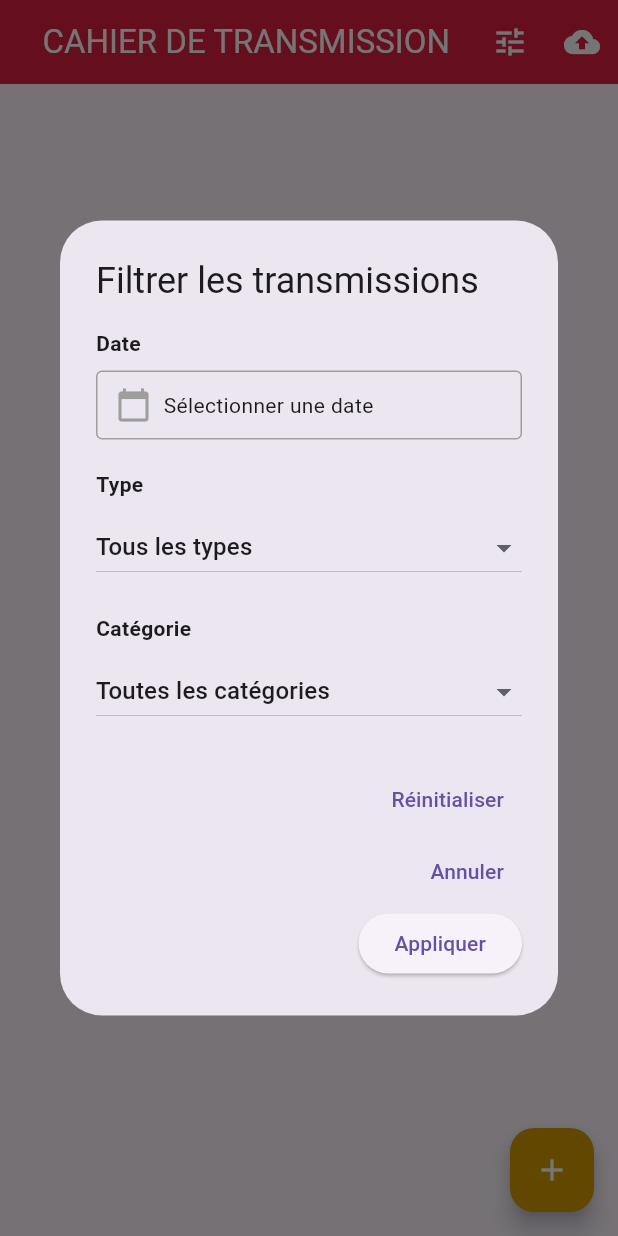
After one commit to Cedrick-Coder/cahierDeTransmission, a Flutter app: the screen it shows after launch, after a tap on the "tune" icon, on a phone screen of 412 x 824 dp. The commit adds this screen. Run offline on Flutter 3.47's test engine with Material 3 defaults, Android fonts, the phone set to English and light mode, and no system bars; our stand-ins replace sqflite; accounts and stored records are empty.

Commit message:
ajout du classe filtrage et du bouton filtrer dans le front

```diff
--- a/front_end/lib/ecrans/homescreens.dart
+++ b/front_end/lib/ecrans/homescreens.dart
@@ -2,6 +2,7 @@
 
 import 'package:flutter/material.dart';
 import 'package:front_end/services/transmission_repository.dart';
+import 'package:front_end/widgets/transmission_filter_dialog.dart';
 import '../modeleDEClasse/transmission.dart';
 import 'form_screen.dart';
 import '../widgets/_afficherDetails.dart';
@@ -17,7 +18,13 @@ class HomeScreen extends StatefulWidget {
 class _HomeScreenState extends State<HomeScreen> {
   final TransmissionRepository repository = TransmissionRepository();
   List<Transmission> transmissions = [];
+  List<Transmission> filteredTransmissions = [];
   bool isSyncing = false;
+
+  // Variables pour stocker les filtres actifs
+  DateTime? filterDate;
+  String? filterType;
+  String? filterCategory;
 
   @override
   void initState() {
@@ -30,7 +37,36 @@ class _HomeScreenState extends State<HomeScreen> {
     if (!mounted) return;
     setState(() {
       transmissions = data;
+      _applyFilters();
     });
+  }
+
+  /// Applique les filtres actuels aux transmissions
+  void _applyFilters() {
+    filteredTransmissions = TransmissionFilterDialog.filterTransmissions(
+      transmissions,
+      filterDate: filterDate,
+      filterType: filterType,
+      filterCategory: filterCategory,
+    );
+  }
+
+  /// Ouvre le dialogue de filtrage
+  Future<void> _openFilterDialog() async {
+    final result = await TransmissionFilterDialog(context: context).show(
+      filterDate,
+      filterType,
+      filterCategory,
+    );
+
+    if (result != null) {
+      setState(() {
+        filterDate = result['date'];
+        filterType = result['type'];
+        filterCategory = result['category'];
+        _applyFilters();
+      });
+    }
   }
 
   void _afficherDetails(Transmission item) {
@@ -177,9 +213,10 @@ class _HomeScreenState extends State<HomeScreen> {
   Widget build(BuildContext context) {
 
     return TransmissionScaffold(
-      transmissions: transmissions,
+      transmissions: filteredTransmissions,
       onSync: _syncAll,
       onAdd: _ajouterTransmission,
+      onFilter: _openFilterDialog,
       onDelete: _deleteTransmission,
       onShowDetails: _afficherDetails,
       onToggleStatus: _toggleTransmissionStatus,
--- /dev/null
+++ b/front_end/lib/widgets/transmission_filter_dialog.dart
@@ -0,0 +1,269 @@
+import 'package:flutter/material.dart';
+import '../modeleDEClasse/transmission.dart';
+
+class TransmissionFilterDialog {
+  final BuildContext context;
+  DateTime? selectedDate;
+  String? selectedType;
+  String? selectedCategory;
+
+  TransmissionFilterDialog({required this.context});
+
+  /// Affiche le dialogue de filtrage et retourne les filtres appliqués
+  Future<Map<String, dynamic>?> show(
+    DateTime? initialDate,
+    String? initialType,
+    String? initialCategory,
+  ) async {
+    selectedDate = initialDate;
+    selectedType = initialType;
+    selectedCategory = initialCategory;
+
+    return await showDialog<Map<String, dynamic>?>(
+      context: context,
+      barrierDismissible: true,
+      builder: (context) => _FilterDialogContent(
+        onDateChanged: (date) => selectedDate = date,
+        onTypeChanged: (type) => selectedType = type,
+        onCategoryChanged: (category) => selectedCategory = category,
+        initialDate: selectedDate,
+        initialType: selectedType,
+        initialCategory: selectedCategory,
+      ),
+    );
+  }
+
+  /// Filtre une liste de transmissions selon les critères
+  static List<Transmission> filterTransmissions(
+    List<Transmission> transmissions, {
+    DateTime? filterDate,
+    String? filterType,
+    String? filterCategory,
+  }) {
+    return transmissions.where((transmission) {
+      // Filtre par date (comparaison du jour)
+      if (filterDate != null) {
+        final transmissionDate = DateTime(
+          transmission.date.year,
+          transmission.date.month,
+          transmission.date.day,
+        );
+        final filterDateOnly = DateTime(
+          filterDate.year,
+          filterDate.month,
+          filterDate.day,
+        );
+        if (transmissionDate != filterDateOnly) return false;
+      }
+
+      // Filtre par type (interne/externe)
+      if (filterType != null && transmission.provenance != filterType) {
+        return false;
+      }
+
+      // Filtre par catégorie (prêt/déposition)
+      if (filterCategory != null && transmission.type != filterCategory) {
+        return false;
+      }
+
+      return true;
+    }).toList();
+  }
+}
+
+class _FilterDialogContent extends StatefulWidget {
+  final Function(DateTime?) onDateChanged;
+  final Function(String?) onTypeChanged;
+  final Function(String?) onCategoryChanged;
+  final DateTime? initialDate;
+  final String? initialType;
+  final String? initialCategory;
+
+  const _FilterDialogContent({
+    required this.onDateChanged,
+    required this.onTypeChanged,
+    required this.onCategoryChanged,
+    this.initialDate,
+    this.initialType,
+    this.initialCategory,
+  });
+
+  @override
+  State<_FilterDialogContent> createState() => _FilterDialogContentState();
+}
+
+class _FilterDialogContentState extends State<_FilterDialogContent> {
+  late DateTime? selectedDate;
+  late String? selectedType;
+  late String? selectedCategory;
+
+  @override
+  void initState() {
+    super.initState();
+    selectedDate = widget.initialDate;
+    selectedType = widget.initialType;
+    selectedCategory = widget.initialCategory;
+  }
+
+  Future<void> _pickDate() async {
+    final picked = await showDatePicker(
+      context: context,
+      initialDate: selectedDate ?? DateTime.now(),
+      firstDate: DateTime(2020),
+      lastDate: DateTime.now(),
+    );
+    if (picked != null) {
+      setState(() {
+        selectedDate = picked;
+        widget.onDateChanged(picked);
+      });
+    }
+  }
+
+  void _clearFilters() {
+    setState(() {
+      selectedDate = null;
+      selectedType = null;
+      selectedCategory = null;
+      widget.onDateChanged(null);
+      widget.onTypeChanged(null);
+      widget.onCategoryChanged(null);
+    });
+  }
+
+  @override
+  Widget build(BuildContext context) {
+    return AlertDialog(
+      title: const Text('Filtrer les transmissions'),
+      content: SingleChildScrollView(
+        child: Column(
+          mainAxisSize: MainAxisSize.min,
+          crossAxisAlignment: CrossAxisAlignment.start,
+          children: [
+            // Filtre par date
+            const Text(
+              'Date',
+              style: TextStyle(fontWeight: FontWeight.bold, fontSize: 14),
+            ),
+            const SizedBox(height: 8),
+            GestureDetector(
+              onTap: _pickDate,
+              child: Container(
+                padding: const EdgeInsets.symmetric(horizontal: 12, vertical: 10),
+                decoration: BoxDecoration(
+                  border: Border.all(color: Colors.grey),
+                  borderRadius: BorderRadius.circular(4),
+                ),
+                child: Row(
+                  children: [
+                    const Icon(Icons.calendar_today, color: Colors.grey),
+                    const SizedBox(width: 8),
+                    Expanded(
+                      child: Text(
+                        selectedDate == null
+                            ? 'Sélectionner une date'
+                            : '${selectedDate!.day}/${selectedDate!.month}/${selectedDate!.year}',
+                      ),
+                    ),
+                    if (selectedDate != null)
+                      GestureDetector(
+                        onTap: () => setState(() {
+                          selectedDate = null;
+                          widget.onDateChanged(null);
+                        }),
+                        child: const Icon(Icons.clear, color: Colors.grey),
+                      ),
+                  ],
+                ),
+              ),
+            ),
+            const SizedBox(height: 20),
+
+            // Filtre par type (interne/externe)
+            const Text(
+              'Type',
+              style: TextStyle(fontWeight: FontWeight.bold, fontSize: 14),
+            ),
+            const SizedBox(height: 8),
+            DropdownButton<String?>(
+              isExpanded: true,
+              value: selectedType,
+              items: [
+                const DropdownMenuItem(
+                  value: null,
+                  child: Text('Tous les types'),
+                ),
+                const DropdownMenuItem(
+                  value: 'interne',
+                  child: Text('Interne'),
+                ),
+                const DropdownMenuItem(
+                  value: 'externe',
+                  child: Text('Externe'),
+                ),
+              ],
+              onChanged: (value) {
+                setState(() {
+                  selectedType = value;
+                  widget.onTypeChanged(value);
+                });
+              },
+            ),
+            const SizedBox(height: 20),
+
+            // Filtre par catégorie (prêt/déposition)
+            const Text(
+              'Catégorie',
+              style: TextStyle(fontWeight: FontWeight.bold, fontSize: 14),
+            ),
+            const SizedBox(height: 8),
+            DropdownButton<String?>(
+              isExpanded: true,
+              value: selectedCategory,
+              items: [
+                const DropdownMenuItem(
+                  value: null,
+                  child: Text('Toutes les catégories'),
+                ),
+                const DropdownMenuItem(
+                  value: 'prêt',
+                  child: Text('Prêt'),
+                ),
+                const DropdownMenuItem(
+                  value: 'déposition',
+                  child: Text('Déposition'),
+                ),
+              ],
+              onChanged: (value) {
+                setState(() {
+                  selectedCategory = value;
+                  widget.onCategoryChanged(value);
+                });
+              },
+            ),
+          ],
+        ),
+      ),
+      actions: [
+        TextButton(
+          onPressed: _clearFilters,
+          child: const Text('Réinitialiser'),
+        ),
+        TextButton(
+          onPressed: () => Navigator.pop(context),
+          child: const Text('Annuler'),
+        ),
+        ElevatedButton(
+          onPressed: () {
+            Navigator.pop(context, {
+              'date': selectedDate,
+              'type': selectedType,
+              'category': selectedCategory,
+            });
+          },
+          child: const Text('Appliquer'),
+        ),
+      ],
+    );
+  }
+}
--- a/front_end/lib/widgets/transmission_scaffold.dart
+++ b/front_end/lib/widgets/transmission_scaffold.dart
@@ -6,6 +6,7 @@ class TransmissionScaffold extends StatelessWidget {
   final List<Transmission> transmissions;
   final VoidCallback onSync;
   final VoidCallback onAdd;
+  final VoidCallback onFilter;
   final Function(Transmission) onDelete;
   final Function(Transmission) onShowDetails;
   final Function(Transmission) onToggleStatus;
@@ -15,6 +16,7 @@ class TransmissionScaffold extends StatelessWidget {
     required this.transmissions,
     required this.onSync,
     required this.onAdd,
+    required this.onFilter,
     required this.onDelete,
     required this.onShowDetails,
     required this.onToggleStatus,
@@ -30,8 +32,14 @@ class TransmissionScaffold extends StatelessWidget {
         foregroundColor: Colors.white,
         actions: [
           IconButton(
+            icon: const Icon(Icons.tune),
+            onPressed: onFilter,
+            tooltip: 'Filtrer',
+          ),
+          IconButton(
             icon: const Icon(Icons.cloud_upload),
             onPressed: onSync,
+            tooltip: 'Synchroniser',
           ),
         ],
       ),
```
